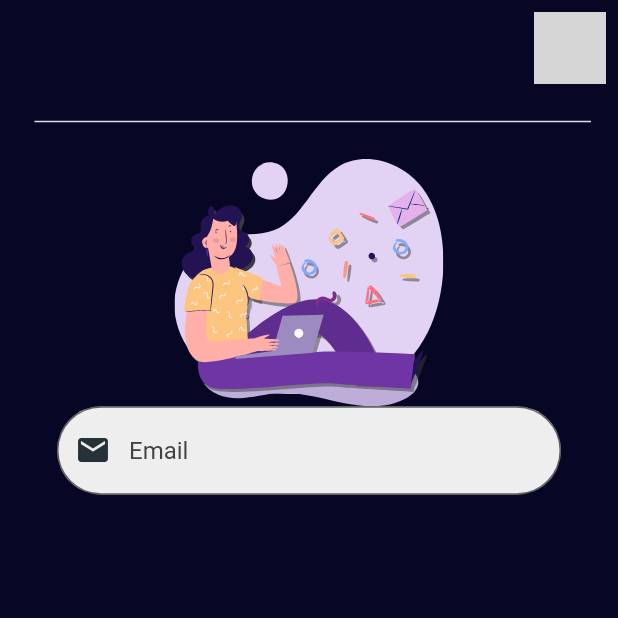
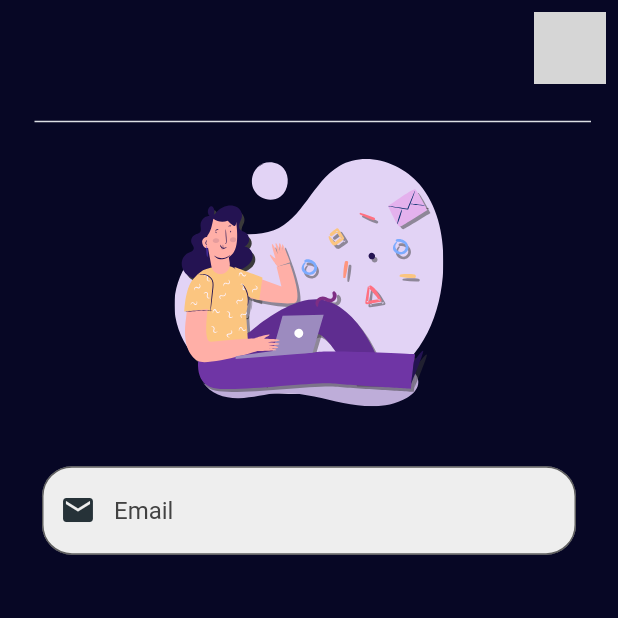
Before and after one commit to emilio-kariuki/authentication, a Flutter app: the Login screen opened directly, on a phone screen of 412 x 824 dp, the top half of it. Run offline on Flutter 3.47's test engine with Material 2 defaults, Android fonts, the phone set to English and light mode, and no system bars; our stand-ins replace flutter_svg, google_fonts; grey boxes are pictures that could not be loaded.

Commit message:
February 6, 2022 3:04 PM

```diff
--- a/lib/authentication/login.dart
+++ b/lib/authentication/login.dart
@@ -57,17 +57,21 @@ class _LoginState extends State<Login> {
                 )),
               ],
             ),
-            Center(
-                child: SvgPicture.asset(
-              "assets/svg/login.svg",
-              height: mediaQuery.height * 0.2,
-            )),
             Padding(
-              padding: const EdgeInsets.fromLTRB(30, 0, 30, 0),
+              padding: const EdgeInsets.only(bottom: 40),
+              child: Center(
+                  child: SvgPicture.asset(
+                "assets/svg/login.svg",
+                height: mediaQuery.height * 0.2,
+              )),
+            ),
+
+            Padding(
+              padding: const EdgeInsets.fromLTRB(20, 0, 20, 10),
               child: TextFormField(
                 decoration: InputDecoration(
                     border: OutlineInputBorder(
-                      borderRadius: BorderRadius.circular(30.0),
+                      borderRadius: BorderRadius.circular(20.0),
                     ),
                     // icon: Icon(Icons.person,size:30,color: Colors.black),
                     filled: true,
```
